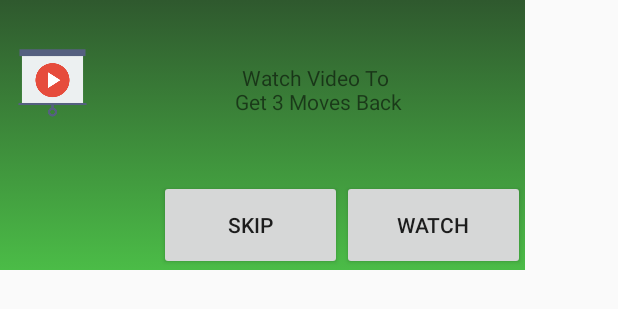
After one commit to erez1atar/RevGame, an Android app: the layout video_dialog.xml on its own in the app's theme, with its tools: preview values and no code run, on a phone screen of 412 x 824 dp. The commit adds this screen. Shown: the top 309 px of the screen. Run offline under Robolectric (Android 15) with nearby library versions, the phone set to English and light mode, and no system bars.

Commit message:
video reward added

```diff
--- a/app/src/main/java/reversi/android/game/com/r/reversi/Presention/MainActivity.java
+++ b/app/src/main/java/reversi/android/game/com/r/reversi/Presention/MainActivity.java
@@ -292,6 +292,7 @@ public class MainActivity extends AppCompatActivity implements SharedPreferences
                 intentToGame.putExtra(App.Instance.getString(R.string.is_my_turn_key), intent.getBooleanExtra(getString(R.string.is_my_turn_key), true));
                 intentToGame.putExtra(App.Instance.getString(R.string.multi_player_key), intent.getBooleanExtra(getString(R.string.multi_player_key), true));
                 intentToGame.putExtra(App.Instance.getString(R.string.computer_mode_key), intent.getBooleanExtra(App.Instance.getString(R.string.computer_mode_key), false));
+                intentToGame.putExtra("retry",intent.getBooleanExtra("retry", false));
                 startActivity(intentToGame);
                 if(alertDialog != null)
                 {
--- a/app/src/main/java/reversi/android/game/com/r/reversi/controllers/IController.java
+++ b/app/src/main/java/reversi/android/game/com/r/reversi/controllers/IController.java
@@ -1,9 +1,11 @@
 package reversi.android.game.com.r.reversi.controllers;
 
 import java.util.ArrayList;
+import java.util.List;
 
 import reversi.android.game.com.r.reversi.Connection.IConnectionManager;
 import reversi.android.game.com.r.reversi.Presention.IPresent;
+import reversi.android.game.com.r.reversi.board.GamePiece;
 import reversi.android.game.com.r.reversi.board.Player;
 import reversi.android.game.com.r.reversi.board.Tile;
 
@@ -13,6 +15,8 @@ import reversi.android.game.com.r.reversi.board.Tile;
 public interface IController
 {
     void startGame();
+    void startRetryGame(ArrayList<ArrayList<GamePiece>> gameBoard);
+    void saveGameStateToRetry();
     void onActionEvent(String actionType, String value, int row, int col);
     void onTileTouched(int row, int col);
     void setUp();
--- /dev/null
+++ b/app/src/main/res/layout/video_dialog.xml
@@ -0,0 +1,78 @@
+<?xml version="1.0" encoding="utf-8"?>
+<LinearLayout xmlns:android="http://schemas.android.com/apk/res/android"
+    android:background="@drawable/background_gridient"
+    android:orientation="horizontal" android:layout_width="350dp"
+    android:layout_height="180dp">
+
+    <LinearLayout
+        android:layout_width="0dp"
+        android:layout_height="match_parent"
+        android:orientation="vertical"
+        android:layout_weight="1">
+
+    <ImageView
+        android:layout_width="match_parent"
+        android:layout_height="0dp"
+        android:layout_weight="1.6"
+        android:src="@drawable/video"
+        android:scaleY="0.65"
+        android:scaleX="0.65"/>
+
+    <Space
+        android:layout_width="match_parent"
+        android:layout_height="0dp"
+        android:layout_weight="1" />
+
+    </LinearLayout>
+
+
+
+    <LinearLayout
+        android:layout_width="0dp"
+        android:layout_height="match_parent"
+        android:orientation="vertical"
+        android:layout_weight="4">
+
+        <TextView
+            android:layout_width="match_parent"
+            android:layout_height="0dp"
+            android:id="@+id/watch_video_text"
+            android:text="Watch Video To\n Get 3 Moves Back"
+            android:textAlignment="center"
+            android:layout_gravity="center"
+            android:gravity="center"
+            android:layout_weight="2" />
+
+
+
+        <LinearLayout
+            android:layout_width="match_parent"
+            android:layout_height="0dp"
+            android:orientation="horizontal"
+            android:layout_weight="1">
+
+            <android.support.v4.widget.Space
+                android:layout_width="0dp"
+                android:layout_height="match_parent"
+                android:layout_weight="0.3"/>
+
+            <Button
+                android:layout_width="0dp"
+                android:layout_height="match_parent"
+                android:id="@+id/video_dialog_skip_btn"
+                android:text="Skip"
+                android:layout_weight="1"/>
+
+            <Button
+                android:layout_width="0dp"
+                android:layout_height="match_parent"
+                android:id="@+id/video_dialog_watch_btn"
+                android:text="watch"
+                android:layout_weight="1"/>
+        </LinearLayout>
+
+
+
+    </LinearLayout>
+
+</LinearLayout>
```
Also changed, not shown: app/src/main/java/reversi/android/game/com/r/reversi/Presention/GameActivity.java (+118 -10 lines), app/src/main/java/reversi/android/game/com/r/reversi/Routers/GameStateRouter.java (+16 -0 lines), app/src/main/java/reversi/android/game/com/r/reversi/controllers/GameController.java (+41 -0 lines), app/src/main/java/reversi/android/game/com/r/reversi/model/GameStateManager.java (+28 -5 lines), app/src/main/java/reversi/android/game/com/r/reversi/utility/App.java (+14 -0 lines), app/src/main/res/drawable/video.png (added).
